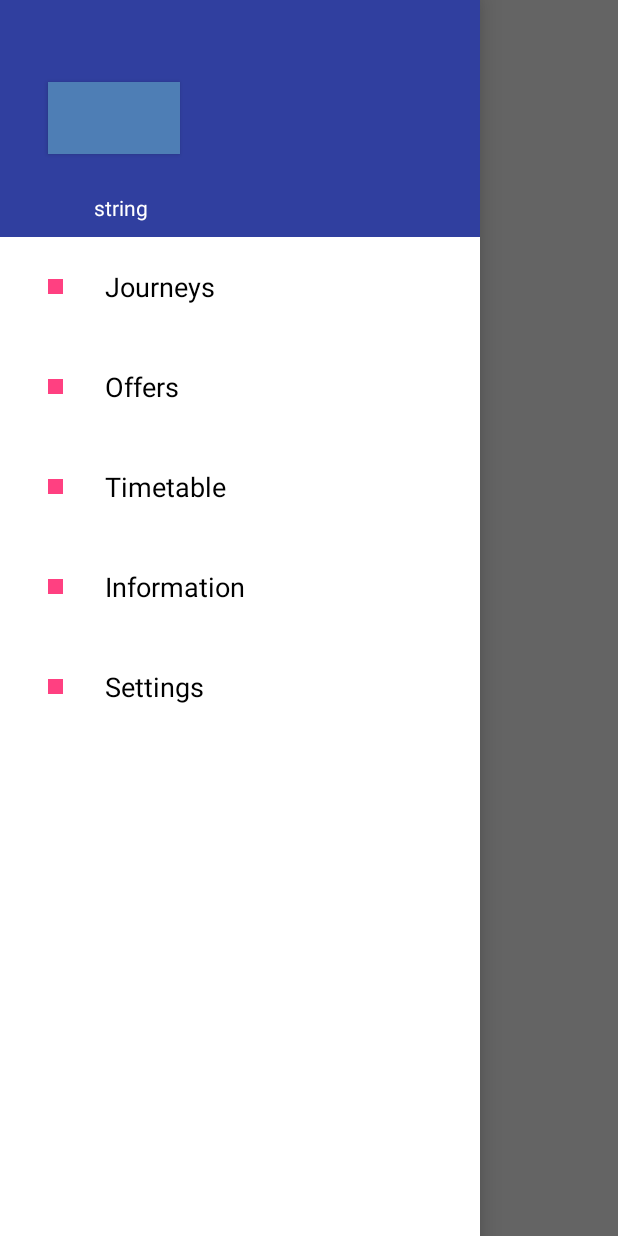
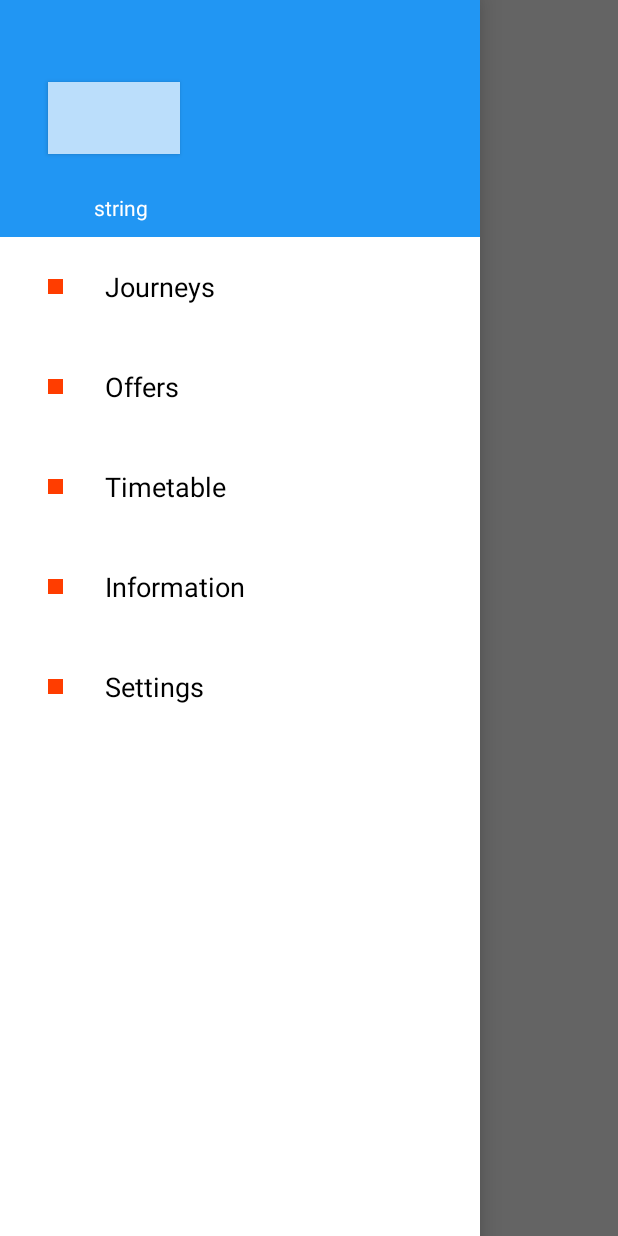
Before and after one commit to apopla/LetsPlayKrakowV1, an Android app: the screen it shows after launch (MainActivity), with the side drawer open, on a phone screen of 412 x 824 dp. Run offline under Robolectric (Android 15) with nearby library versions, the phone set to English and light mode, and no system bars; our stand-ins replace CircleImageView, Picasso; pictures from the network do not load; 1 statement that could not run was skipped.

Commit message:
colors colors

```diff
--- a/app/src/main/res/values/colors.xml
+++ b/app/src/main/res/values/colors.xml
@@ -1,8 +1,8 @@
 <?xml version="1.0" encoding="utf-8"?>
 <resources>
-    <color name="colorPrimary">#3F51B5</color>
-    <color name="colorPrimaryDark">#303F9F</color>
-    <color name="colorAccent">#FF4081</color>
-    <color name="colorPrimaryLight">#4e7eb5</color>
+    <color name="colorPrimary">#2196f3</color>
+    <color name="colorPrimaryDark">#2196f3</color>
+    <color name="colorAccent">#ff3d00</color>
+    <color name="colorPrimaryLight">#BBDEFB</color>
 
 </resources>
```
